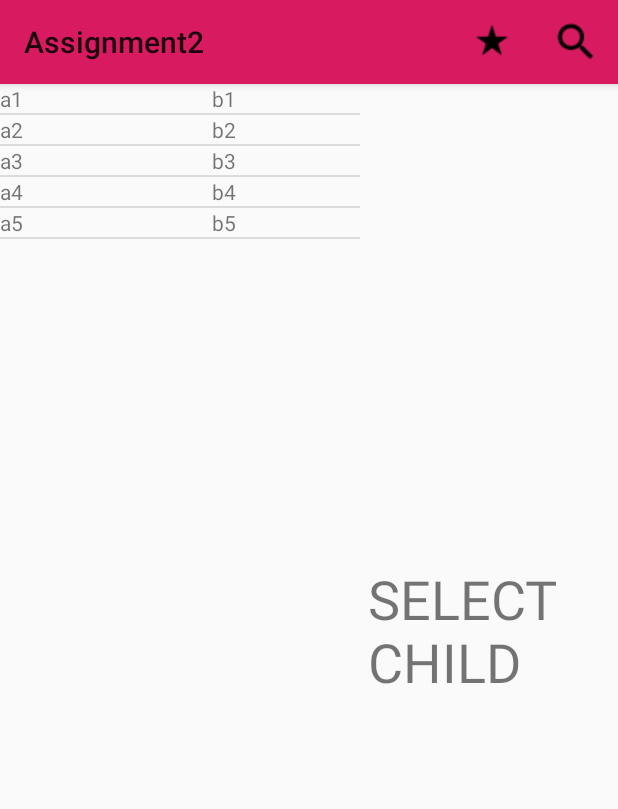
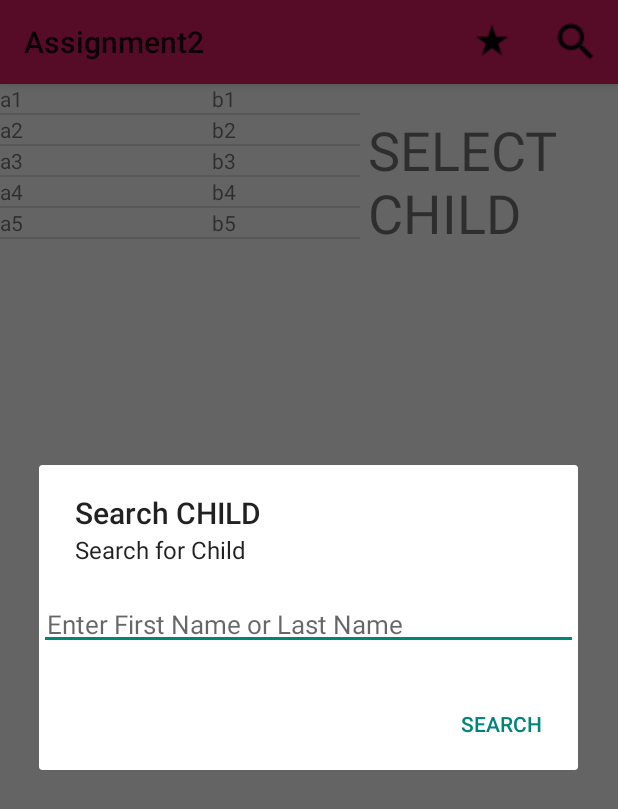
Before and after one commit to tommyyeh0505/AndroidAssignment2, an Android app: the screen it shows after launch (MainActivity), after a tap on "Search", on a phone screen of 412 x 824 dp. Shown: the top 809 px of the screen. Run offline under Robolectric (Android 15) with nearby library versions, the phone set to English and light mode, and no system bars.

Commit message:
Finished Search and Add functions

```diff
--- a/app/src/main/java/com/example/tommy/assignment2/MainActivity.java
+++ b/app/src/main/java/com/example/tommy/assignment2/MainActivity.java
@@ -34,11 +34,13 @@ import java.text.DateFormat;
 public class MainActivity extends AppCompatActivity implements ChildListFragment.ChildListListener, ChildInfoFragment.ChildInfoListener {
     SQLHelper db;
     private static Button addButton;
+    private static MenuItem actionResetButton;
 
     @Override
     public void delete(int i) {
         db.deleteChild(i);
         refresh();
+        actionResetButton.setVisible(false);
     }
 
     @Override
@@ -110,6 +112,33 @@ public class MainActivity extends AppCompatActivity implements ChildListFragment
         AlertDialog dialog = alertDialog.create();
         dialog.show();
     }
+
+    public void search() {
+
+        AlertDialog.Builder alertDialog = new AlertDialog.Builder(MainActivity.this);
+        alertDialog.setTitle("Search CHILD");
+        alertDialog.setMessage("Search for Child");
+        LayoutInflater inflater = this.getLayoutInflater();
+        final View dialogView = inflater.inflate(R.layout.child_search, null);
+        alertDialog.setView(dialogView);
+
+        final EditText text = (EditText)dialogView.findViewById(R.id.search_text);
+
+        alertDialog.setPositiveButton("SEARCH",
+                new DialogInterface.OnClickListener() {
+                    @Override
+                    public void onClick(DialogInterface arg0, int arg1) {
+                        ChildListFragment listFrag = (ChildListFragment) getSupportFragmentManager().findFragmentById(R.id.child_list_fragment);
+                        ArrayList<Child> children = db.getChildren(text.getText().toString());
+                        listFrag.setList(children);
+                        actionResetButton.setVisible(true);
+                        Toast.makeText(MainActivity.this, "List Filtered", Toast.LENGTH_LONG).show();
+                    }
+                });
+        AlertDialog dialog = alertDialog.create();
+        dialog.show();
+    }
+
     public void refresh(){
         ChildListFragment listFrag = (ChildListFragment) getSupportFragmentManager().findFragmentById(R.id.child_list_fragment);
         ArrayList<Child> children = db.getChildren();
@@ -120,13 +149,12 @@ public class MainActivity extends AppCompatActivity implements ChildListFragment
     public boolean onCreateOptionsMenu(Menu menu) {
         // Inflate the menu; this adds items to the action bar if it is present.
         getMenuInflater().inflate(R.menu.app_bar, menu);
+        this.actionResetButton = menu.getItem(0);
         return true;
     }
 
     @Override
     public void onBackPressed() {
-        startActivity(new Intent(this, MainActivity.class));
-        finish();
     }
 
     @Override
@@ -137,8 +165,11 @@ public class MainActivity extends AppCompatActivity implements ChildListFragment
                 return true;
 
             case R.id.action_search:
-                // User chose the "Favorite" action, mark the current item
-                // as a favorite...
+                search();
+                return true;
+
+            case R.id.action_reset:
+                refresh();
                 return true;
 
             default:
@@ -149,4 +180,6 @@ public class MainActivity extends AppCompatActivity implements ChildListFragment
         }
     }
 
+
+
 }
--- a/app/src/main/res/layout/child_info_fragment.xml
+++ b/app/src/main/res/layout/child_info_fragment.xml
@@ -16,74 +16,87 @@
         <TextView
             android:id="@+id/child_id"
             android:layout_width="match_parent"
-            android:layout_height="wrap_content" />
+            android:layout_height="wrap_content"
+            android:visibility="gone"/>
 
         <TextView
             android:id="@+id/first_name"
             android:layout_width="match_parent"
-            android:layout_height="wrap_content" />
+            android:layout_height="wrap_content"
+            android:visibility="gone"/>
 
         <TextView
             android:id="@+id/last_name"
             android:layout_width="match_parent"
-            android:layout_height="wrap_content" />
+            android:layout_height="wrap_content"
+            android:visibility="gone"/>
 
         <TextView
             android:id="@+id/is_naughty"
             android:layout_width="match_parent"
-            android:layout_height="wrap_content" />
+            android:layout_height="wrap_content"
+            android:visibility="gone"/>
 
         <TextView
             android:id="@+id/birthDate"
             android:layout_width="match_parent"
-            android:layout_height="wrap_content" />
+            android:layout_height="wrap_content"
+            android:visibility="gone"/>
 
         <TextView
             android:id="@+id/street"
             android:layout_width="match_parent"
-            android:layout_height="wrap_content" />
+            android:layout_height="wrap_content"
+            android:visibility="gone"/>
 
         <TextView
             android:id="@+id/city"
             android:layout_width="match_parent"
-            android:layout_height="wrap_content" />
+            android:layout_height="wrap_content"
+            android:visibility="gone"/>
 
         <TextView
             android:id="@+id/province"
             android:layout_width="match_parent"
-            android:layout_height="wrap_content" />
+            android:layout_height="wrap_content"
+            android:visibility="gone"/>
 
         <TextView
             android:id="@+id/postalCode"
             android:layout_width="match_parent"
-            android:layout_height="wrap_content" />
+            android:layout_height="wrap_content"
+            android:visibility="gone"/>
 
         <TextView
             android:id="@+id/country"
             android:layout_width="match_parent"
-            android:layout_height="wrap_content" />
+            android:layout_height="wrap_content"
+            android:visibility="gone"/>
 
         <TextView
             android:id="@+id/latitude"
             android:layout_width="match_parent"
-            android:layout_height="wrap_content" />
+            android:layout_height="wrap_content"
+            android:visibility="gone"/>
 
         <TextView
             android:id="@+id/longitude"
             android:layout_width="match_parent"
-            android:layout_height="wrap_content" />
+            android:layout_height="wrap_content"
+            android:visibility="gone"/>
 
         <TextView
             android:id="@+id/dateCreated"
             android:layout_width="match_parent"
-            android:layout_height="wrap_content" />
+            android:layout_height="wrap_content"
+            android:visibility="gone"/>
 
         <Button
             android:id="@+id/delete_button"
             android:layout_width="wrap_content"
             android:layout_height="wrap_content"
             android:text="DELETE CHILD"
-            android:visibility="invisible"/>
+            android:visibility="gone"/>
 
         <TextView
             android:id="@+id/textView"
@@ -95,7 +108,8 @@
             android:layout_width="match_parent"
             android:layout_height="wrap_content"
             android:text="SELECT CHILD"
-            android:textSize="36sp" />
+            android:textSize="36sp"
+            android:visibility="visible"/>
 
     </LinearLayout>
 
--- /dev/null
+++ b/app/src/main/res/layout/child_search.xml
@@ -0,0 +1,19 @@
+<LinearLayout xmlns:android="http://schemas.android.com/apk/res/android"
+    android:layout_width="match_parent"
+    android:layout_height="match_parent"
+    android:layout_alignParentStart="true"
+    android:layout_alignParentTop="true"
+    android:layout_alignParentBottom="true"
+    android:layout_marginTop="0dp"
+    android:layout_marginBottom="0dp"
+    android:orientation="vertical">
+
+    <EditText
+        android:id="@+id/search_text"
+        android:layout_width="match_parent"
+        android:layout_height="30dp"
+        android:padding="5dp"
+        android:hint="Enter First Name or Last Name"
+        android:textSize="17sp" />
+
+</LinearLayout>
--- a/app/src/main/res/menu/app_bar.xml
+++ b/app/src/main/res/menu/app_bar.xml
@@ -1,6 +1,12 @@
 <?xml version="1.0" encoding="utf-8"?>
 <menu xmlns:android="http://schemas.android.com/apk/res/android"
     xmlns:app="http://schemas.android.com/apk/res-auto">
+
+    <item android:id="@+id/action_reset"
+        android:title="Search"
+        app:showAsAction="always"
+        android:icon="@drawable/ic_clear"
+        android:visible="false"/>
 
     <item android:id="@+id/action_add"
         android:title="Add Child"
@@ -12,4 +18,5 @@
         app:showAsAction="always"
         android:icon="@drawable/ic_search"/>
 
+
 </menu>
```
Also changed, not shown: app/src/main/java/com/example/tommy/assignment2/ChildInfoFragment.java (+26 -0 lines), app/src/main/java/com/example/tommy/assignment2/SQLHelper.java (+32 -0 lines), app/src/main/res/drawable/ic_clear.png (added).
